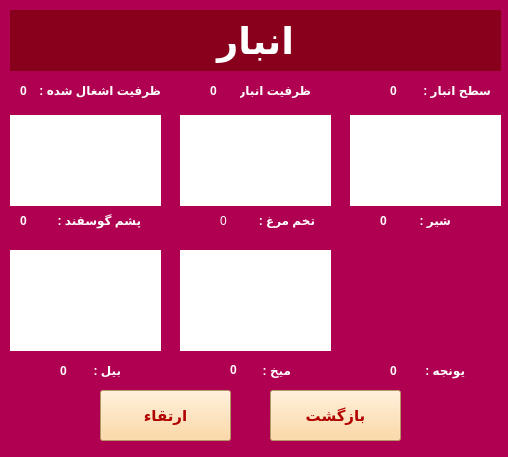
Qt form Storage.ui (Mahdi-Ghasemii/AP_Project) before a commit.
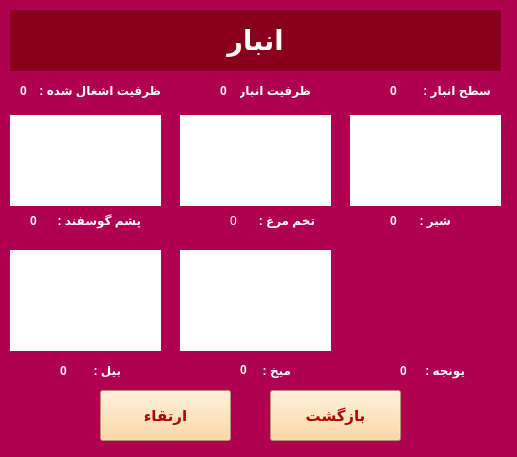
The same form after that commit. Icons and pictures are not drawn.

Patch:
```diff
--- a/Storage.ui
+++ b/Storage.ui
@@ -6,7 +6,7 @@
    <rect>
     <x>0</x>
     <y>0</y>
-    <width>508</width>
+    <width>517</width>
     <height>457</height>
    </rect>
   </property>
@@ -159,9 +159,9 @@
    <widget class="QLabel" name="Wool_Available">
     <property name="geometry">
      <rect>
-      <x>20</x>
+      <x>30</x>
       <y>210</y>
-      <width>31</width>
+      <width>21</width>
       <height>21</height>
      </rect>
     </property>
@@ -181,9 +181,9 @@
    <widget class="QLabel" name="Yonjeh_Available">
     <property name="geometry">
      <rect>
-      <x>390</x>
+      <x>400</x>
       <y>360</y>
-      <width>31</width>
+      <width>21</width>
       <height>21</height>
      </rect>
     </property>
@@ -203,9 +203,9 @@
    <widget class="QLabel" name="Milk_Available">
     <property name="geometry">
      <rect>
-      <x>380</x>
+      <x>390</x>
       <y>210</y>
-      <width>31</width>
+      <width>21</width>
       <height>21</height>
      </rect>
     </property>
@@ -247,9 +247,9 @@
    <widget class="QLabel" name="Egg_Availbale">
     <property name="geometry">
      <rect>
-      <x>220</x>
+      <x>230</x>
       <y>210</y>
-      <width>31</width>
+      <width>21</width>
       <height>21</height>
      </rect>
     </property>
@@ -375,9 +375,9 @@
    <widget class="QLabel" name="Mikh_Available">
     <property name="geometry">
      <rect>
-      <x>230</x>
+      <x>240</x>
       <y>360</y>
-      <width>31</width>
+      <width>21</width>
       <height>20</height>
      </rect>
     </property>
@@ -499,9 +499,9 @@
    <widget class="QLabel" name="Storage_Capasity">
     <property name="geometry">
      <rect>
-      <x>210</x>
+      <x>220</x>
       <y>80</y>
-      <width>31</width>
+      <width>21</width>
       <height>21</height>
      </rect>
     </property>
@@ -618,7 +618,7 @@
     </property>
     <property name="font">
      <font>
-      <pointsize>28</pointsize>
+      <pointsize>20</pointsize>
       <weight>75</weight>
       <bold>true</bold>
      </font>
```
Left out of the diff: 4 changed lines with no effect on the pictures.
